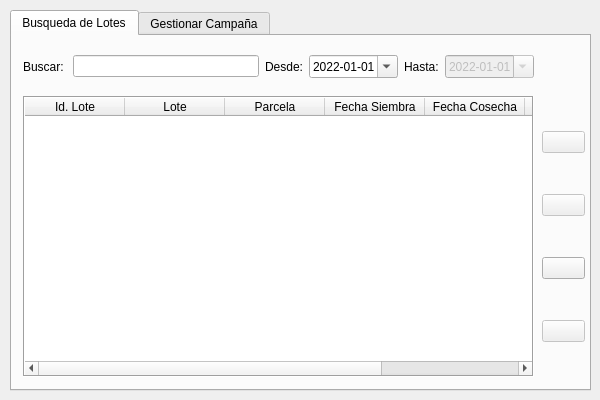
Old version of the form ui/dialogs/loteparcela_dialog2.ui in the repository franciscocontreras93/agrae.
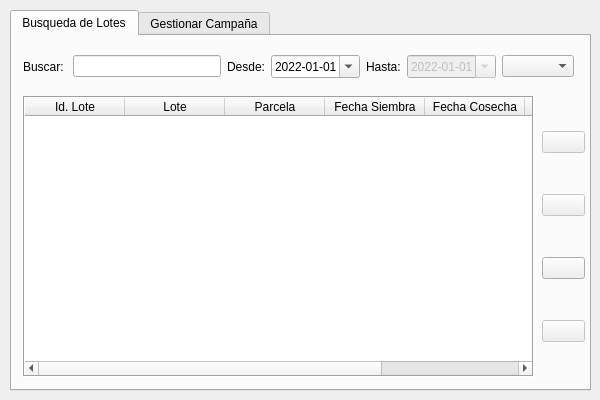
New version of the form. The open tabs and pages were chosen to show the change.

What changed in the file:
```diff
--- a/ui/dialogs/loteparcela_dialog2.ui
+++ b/ui/dialogs/loteparcela_dialog2.ui
@@ -130,25 +130,11 @@
       <rect>
        <x>11</x>
        <y>10</y>
-       <width>511</width>
+       <width>551</width>
        <height>41</height>
       </rect>
      </property>
-     <layout class="QGridLayout" name="gridLayout" columnstretch="0,0,0,0,0,0">
-      <item row="0" column="4">
-       <widget class="QLabel" name="label_45">
-        <property name="text">
-         <string>Hasta:</string>
-        </property>
-       </widget>
-      </item>
-      <item row="0" column="2">
-       <widget class="QLabel" name="label_44">
-        <property name="text">
-         <string>Desde:</string>
-        </property>
-       </widget>
-      </item>
+     <layout class="QGridLayout" name="gridLayout" columnstretch="0,0,0,0,0,0,0">
       <item row="0" column="5">
        <widget class="QDateEdit" name="untilDate">
         <property name="enabled">
@@ -172,6 +158,47 @@
         </property>
        </widget>
       </item>
+      <item row="0" column="0">
+       <widget class="QLabel" name="label">
+        <property name="text">
+         <string>Buscar: </string>
+        </property>
+       </widget>
+      </item>
+      <item row="0" column="3">
+       <widget class="QDateEdit" name="sinceDate">
+        <property name="dateTime">
+         <datetime>
+          <hour>0</hour>
+          <minute>0</minute>
+          <second>0</second>
+          <year>2022</year>
+          <month>1</month>
+          <day>1</day>
+         </datetime>
+        </property>
+        <property name="displayFormat">
+         <string>yyyy-MM-dd</string>
+        </property>
+        <property name="calendarPopup">
+         <bool>true</bool>
+        </property>
+       </widget>
+      </item>
+      <item row="0" column="2">
+       <widget class="QLabel" name="label_44">
+        <property name="text">
+         <string>Desde:</string>
+        </property>
+       </widget>
+      </item>
+      <item row="0" column="4">
+       <widget class="QLabel" name="label_45">
+        <property name="text">
+         <string>Hasta:</string>
+        </property>
+       </widget>
+      </item>
       <item row="0" column="1">
        <widget class="QLineEdit" name="line_buscar">
         <property name="inputMethodHints">
@@ -179,32 +206,8 @@
         </property>
        </widget>
       </item>
-      <item row="0" column="3">
-       <widget class="QDateEdit" name="sinceDate">
-        <property name="dateTime">
-         <datetime>
-          <hour>0</hour>
-          <minute>0</minute>
-          <second>0</second>
-          <year>2022</year>
-          <month>1</month>
-          <day>1</day>
-         </datetime>
-        </property>
-        <property name="displayFormat">
-         <string>yyyy-MM-dd</string>
-        </property>
-        <property name="calendarPopup">
-         <bool>true</bool>
-        </property>
-       </widget>
-      </item>
-      <item row="0" column="0">
-       <widget class="QLabel" name="label">
-        <property name="text">
-         <string>Buscar: </string>
-        </property>
-       </widget>
+      <item row="0" column="6">
+       <widget class="QComboBox" name="combo_camp"/>
       </item>
      </layout>
     </widget>
```
Left out of the diff: 2 changed lines with no effect on the pictures.
